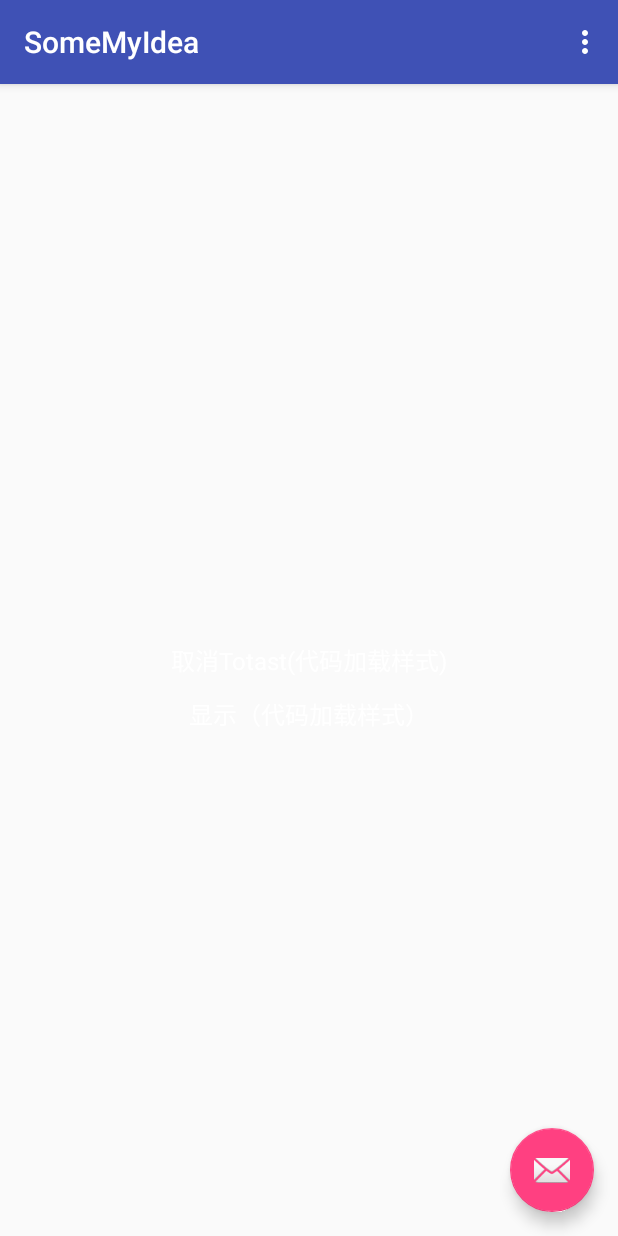
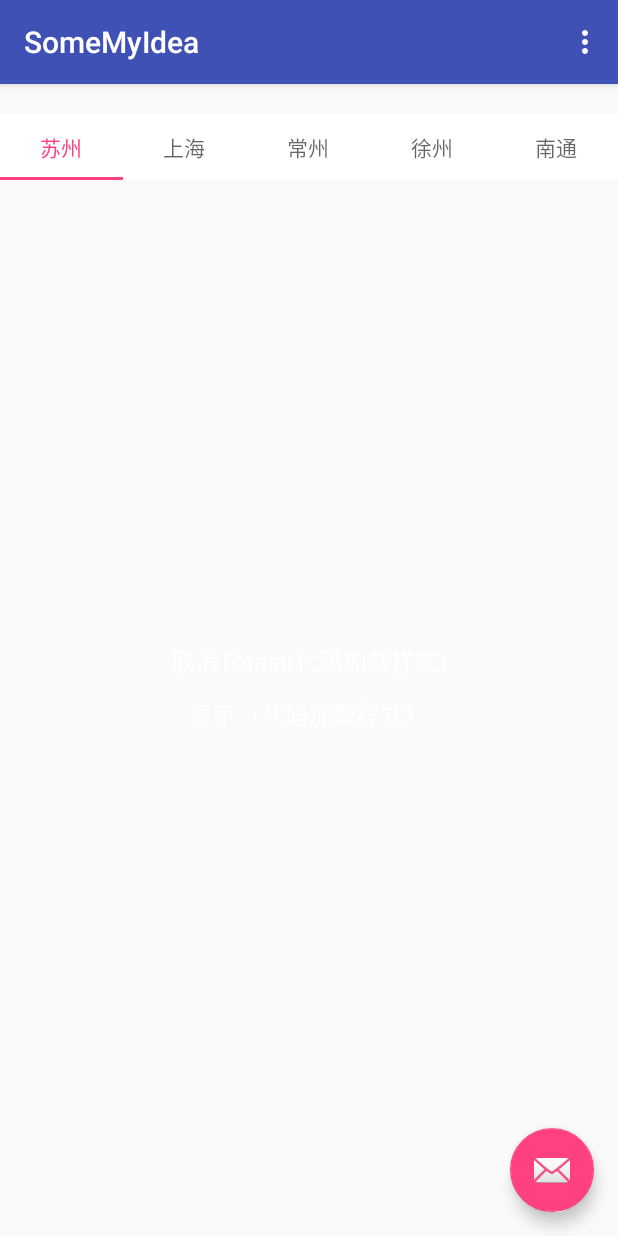
Before and after one commit to shaycormac/DayDayUp, an Android app: the screen it shows after launch (ToastActivity), on a phone screen of 412 x 824 dp. Run offline under Robolectric (Android 15) with nearby library versions, the phone set to English and light mode, and no system bars.

Commit message:
自定义TabLayout控件

```diff
--- a/somemyidea/src/main/java/com/example/somemyidea/ToastActivity.java
+++ b/somemyidea/src/main/java/com/example/somemyidea/ToastActivity.java
@@ -10,13 +10,21 @@ import android.view.Menu;
 import android.view.MenuItem;
 import android.view.View;
 import android.widget.TextView;
+import android.widget.Toast;
 
+import com.example.somemyidea.entity.City;
 import com.example.somemyidea.utils.ToastUtils;
+import com.example.somemyidea.widget.CustomTablayout;
+
+import java.util.ArrayList;
+import java.util.List;
 
 public class ToastActivity extends AppCompatActivity {
     private TextView cancel;
     private TextView show;
     FloatingActionButton fab;
+    private CustomTablayout customTabLayout;
+    private List<City> cityList = new ArrayList<>();
 
     @Override
     protected void onCreate(Bundle savedInstanceState) {
@@ -54,6 +62,35 @@ public class ToastActivity extends AppCompatActivity {
                 ToastUtils.getInstance().showToast("试一试",ToastActivity.this);
             }
         });
+
+        customTabLayout = (CustomTablayout) findViewById(R.id.customTabLayout);
+        initData();
+        customTabLayout.setTabLayoutData(cityList, new CustomTablayout.OnTabChooseListener<City>() {
+            @Override
+            public void onTabChoosed(int position, City city)
+            {
+                if (position==0)
+                    Toast.makeText(ToastActivity.this, "获取的值为：position:" + position + "  city" + city.toString(), Toast.LENGTH_SHORT).show();
+                else
+                    Toast.makeText(ToastActivity.this, "获取的值为：position:" + position , Toast.LENGTH_SHORT).show();
+
+
+            }
+        });
+    }
+
+    private void initData()
+    {
+        City city = new City("11", "苏州");
+        cityList.add(city);
+        city = new City("22", "上海");
+        cityList.add(city);
+        city = new City("22", "常州");
+        cityList.add(city);
+        city = new City("22", "徐州");
+        cityList.add(city);
+        city = new City("22", "南通");
+        cityList.add(city);
     }
 
     @Override
--- /dev/null
+++ b/somemyidea/src/main/java/com/example/somemyidea/entity/City.java
@@ -0,0 +1,23 @@
+package com.example.somemyidea.entity;
+
+/**
+ * @author 作者： Android2(范方方)
+ * @datetime 创建时间：2016-11-24 10:12 GMT+8
+ * @email 邮箱： 574583006@qq.com
+ */
+public class City
+{
+    public String id;
+    public String name;
+
+    public City(String id, String name) {
+        this.id = id;
+        this.name = name;
+    }
+
+    @Override
+    public String toString()
+    {
+        return name;
+    }
+}
--- /dev/null
+++ b/somemyidea/src/main/java/com/example/somemyidea/widget/CustomTablayout.java
@@ -0,0 +1,109 @@
+package com.example.somemyidea.widget;
+
+import android.annotation.TargetApi;
+import android.app.Activity;
+import android.content.Context;
+import android.os.Build;
+import android.support.design.widget.TabLayout;
+import android.text.TextUtils;
+import android.util.AttributeSet;
+import android.view.Gravity;
+import android.widget.LinearLayout;
+
+import com.example.somemyidea.R;
+
+import java.util.List;
+
+/**
+ * Created by ShayPatrickCormac on 2016/11/30.
+ */
+
+public class CustomTablayout extends LinearLayout
+{
+    private TabLayout tabLayout;
+    private OnTabChooseListener onTabChooseListener;
+    public CustomTablayout(Context context) {
+        super(context);
+        init(context, null);
+    }
+
+    public CustomTablayout(Context context, AttributeSet attrs) {
+        super(context, attrs);
+        init(context, attrs);
+    }
+
+    public CustomTablayout(Context context, AttributeSet attrs, int defStyleAttr) {
+        super(context, attrs, defStyleAttr);
+        init(context, attrs);
+    }
+
+    @TargetApi(Build.VERSION_CODES.LOLLIPOP)
+    public CustomTablayout(Context context, AttributeSet attrs, int defStyleAttr, int defStyleRes)
+    {
+        super(context, attrs, defStyleAttr, defStyleRes);
+        init(context, attrs);
+    }
+
+    private void init(Context context, AttributeSet attrs)
+    {
+        this.setOrientation(HORIZONTAL);
+        this.setGravity(Gravity.CENTER_VERTICAL);
+        if (getContext() instanceof Activity) {
+            tabLayout = (TabLayout) ((Activity) getContext()).getLayoutInflater().inflate(R.layout.custom_tab_layout, null);
+            LinearLayout.LayoutParams params = new LinearLayout.LayoutParams(LayoutParams.MATCH_PARENT, LinearLayout.LayoutParams.MATCH_PARENT);
+            tabLayout.setLayoutParams(params);
+            this.addView(tabLayout);
+        }
+        else
+            throw new ClassCastException("context必须继承Activity!");
+    }
+
+    //设置数据
+    public <T>void setTabLayoutData(final List<T> objectList, OnTabChooseListener<T> chooseListener)
+    {
+        if (objectList==null || objectList.isEmpty() || tabLayout==null)
+            return;
+        this.onTabChooseListener = chooseListener;
+            tabLayout.removeAllTabs();
+        for (T t : objectList)
+        {
+            if (TextUtils.isEmpty(t.toString()))
+                objectList.remove(t);
+        }
+        TabLayout.Tab tab;
+        for (int i = 0; i < objectList.size(); i++)
+        {
+            tab = tabLayout.newTab().setText(objectList.get(i).toString());
+            if (i!=0)
+                tabLayout.addTab(tab);
+            else
+                tabLayout.addTab(tab,0,true);
+        }
+        tabLayout.setOnTabSelectedListener(new TabLayout.OnTabSelectedListener()
+        {
+            @Override
+            public void onTabSelected(TabLayout.Tab tab)
+            {
+                if (onTabChooseListener!=null)
+                onTabChooseListener.onTabChoosed(tab.getPosition(),objectList.get(tab.getPosition()));
+
+            }
+
+            @Override
+            public void onTabUnselected(TabLayout.Tab tab) {
+
+            }
+
+            @Override
+            public void onTabReselected(TabLayout.Tab tab) {
+
+            }
+        });
+
+    }
+
+    public interface OnTabChooseListener<T>
+    {
+        void onTabChoosed(int position,T t);
+    }
+}
--- a/somemyidea/src/main/res/layout/content_toast.xml
+++ b/somemyidea/src/main/res/layout/content_toast.xml
@@ -6,13 +6,16 @@
     xmlns:tools="http://schemas.android.com/tools"
     android:layout_width="match_parent"
     android:layout_height="match_parent"
-    android:paddingBottom="@dimen/activity_vertical_margin"
-    android:paddingLeft="@dimen/activity_horizontal_margin"
-    android:paddingRight="@dimen/activity_horizontal_margin"
-    android:paddingTop="@dimen/activity_vertical_margin"
     app:layout_behavior="@string/appbar_scrolling_view_behavior"
     tools:context="com.example.somemyidea.ToastActivity"
     tools:showIn="@layout/activity_toast">
+
+    <com.example.somemyidea.widget.CustomTablayout
+        android:layout_width="match_parent"
+        android:layout_height="44dp"
+        android:layout_marginTop="20dp"
+        android:id="@+id/customTabLayout"/>
+
 
     <TextView
         android:layout_width="wrap_content"
--- /dev/null
+++ b/somemyidea/src/main/res/layout/custom_tab_layout.xml
@@ -0,0 +1,9 @@
+<?xml version="1.0" encoding="utf-8"?>
+<android.support.design.widget.TabLayout xmlns:android="http://schemas.android.com/apk/res/android"
+    xmlns:app="http://schemas.android.com/apk/res-auto"
+    android:layout_width="match_parent"
+    android:layout_height="wrap_content"
+    android:background="@color/white"
+    style="@style/MyCustomTabLayout"
+    app:tabMode="fixed"
+    app:tabGravity="fill" />
--- a/somemyidea/src/main/res/values/styles.xml
+++ b/somemyidea/src/main/res/values/styles.xml
@@ -29,4 +29,22 @@
         <item name="android:background">@drawable/bg_blue_rounded</item>
     </style>
 
+
+    <!--Tablayout样式-->
+    <style name="MyCustomTabLayout" parent="Widget.Design.TabLayout">
+        <item name="tabMaxWidth">264dp</item>
+        <item name="tabIndicatorColor">?attr/colorAccent</item>
+        <item name="tabIndicatorHeight">2dp</item>
+        <item name="tabPaddingStart">12dp</item>
+        <item name="tabPaddingEnd">12dp</item>
+        <item name="tabBackground">?attr/selectableItemBackground</item>
+        <item name="tabTextAppearance">@style/MyCustomTabTextAppearance</item>
+        <item name="tabSelectedTextColor">?attr/colorAccent</item>
+    </style>
+    <style name="MyCustomTabTextAppearance" parent="TextAppearance.Design.Tab">
+        <item name="android:textSize">14sp</item>
+        <item name="android:textColor">?android:textColorSecondary</item>
+        <item name="textAllCaps">true</item>
+    </style>
+
 </resources>
```
